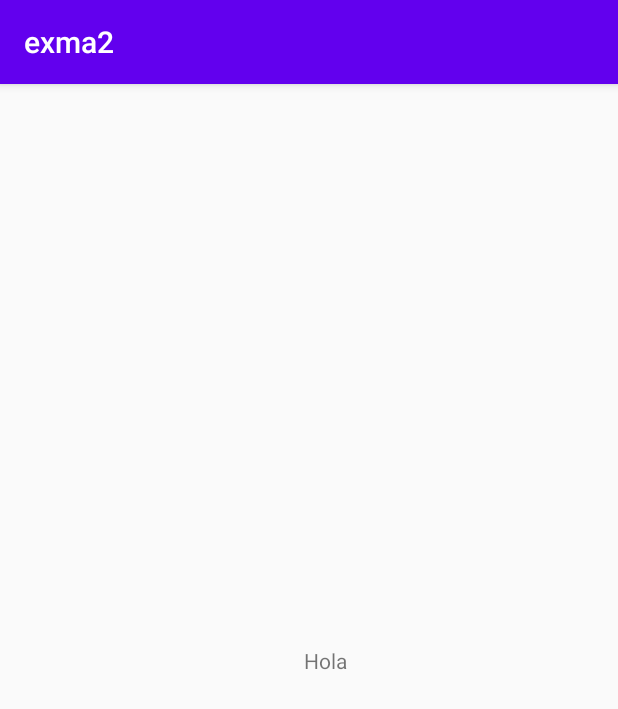
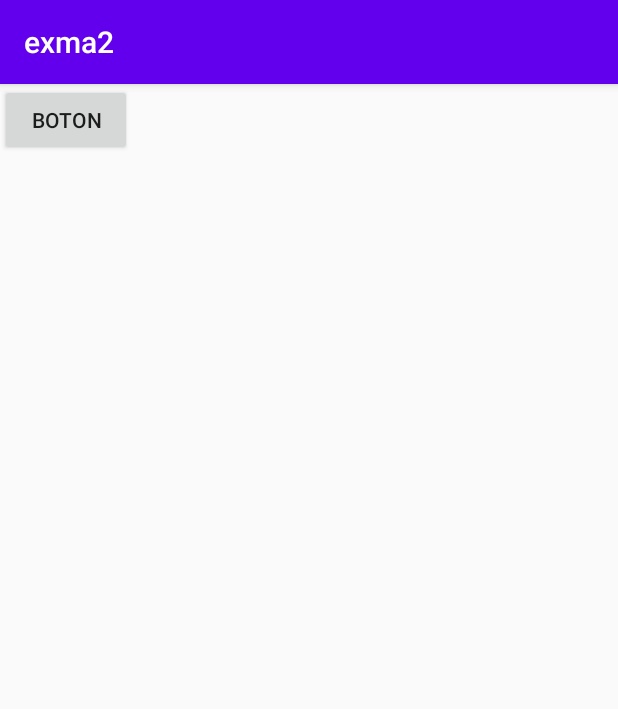
Before and after one commit to Andhony/exma2, an Android app: the InicioJuego screen opened directly, with no data from a screen before it, on a phone screen of 412 x 824 dp. Shown: the top 709 px of the screen. Run offline under Robolectric (Android 15) with nearby library versions, the phone set to English and light mode, and no system bars.

```diff
--- a/app/src/main/res/layout/activity_inicio_juego.xml
+++ b/app/src/main/res/layout/activity_inicio_juego.xml
@@ -1,19 +1,17 @@
 <?xml version="1.0" encoding="utf-8"?>
-<androidx.constraintlayout.widget.ConstraintLayout xmlns:android="http://schemas.android.com/apk/res/android"
+<LinearLayout xmlns:android="http://schemas.android.com/apk/res/android"
     xmlns:app="http://schemas.android.com/apk/res-auto"
     xmlns:tools="http://schemas.android.com/tools"
     android:layout_width="match_parent"
     android:layout_height="match_parent"
     tools:context=".InicioJuego">
 
-    <TextView
-        android:id="@+id/label_Hola"
+    <Button
+        android:id="@+id/idbutton"
         android:layout_width="wrap_content"
         android:layout_height="wrap_content"
-        android:text="@string/label_Hola"
-        app:layout_constraintBottom_toBottomOf="parent"
+        android:text="@string/idButtom"
         app:layout_constraintEnd_toEndOf="parent"
-        app:layout_constraintHorizontal_bias="0.529"
         app:layout_constraintStart_toStartOf="parent"
-        app:layout_constraintTop_toTopOf="parent" />
-</androidx.constraintlayout.widget.ConstraintLayout>
+        tools:layout_editor_absoluteY="426dp" />
+</LinearLayout>
--- a/app/src/main/res/values/strings.xml
+++ b/app/src/main/res/values/strings.xml
@@ -2,4 +2,5 @@
     <string name="app_name">exma2</string>
     <string name="label_BestScores">Mejores Resultados</string>
     <string name="label_Hola">Hola</string>
+    <string name="idButtom">Boton</string>
 </resources>
```
